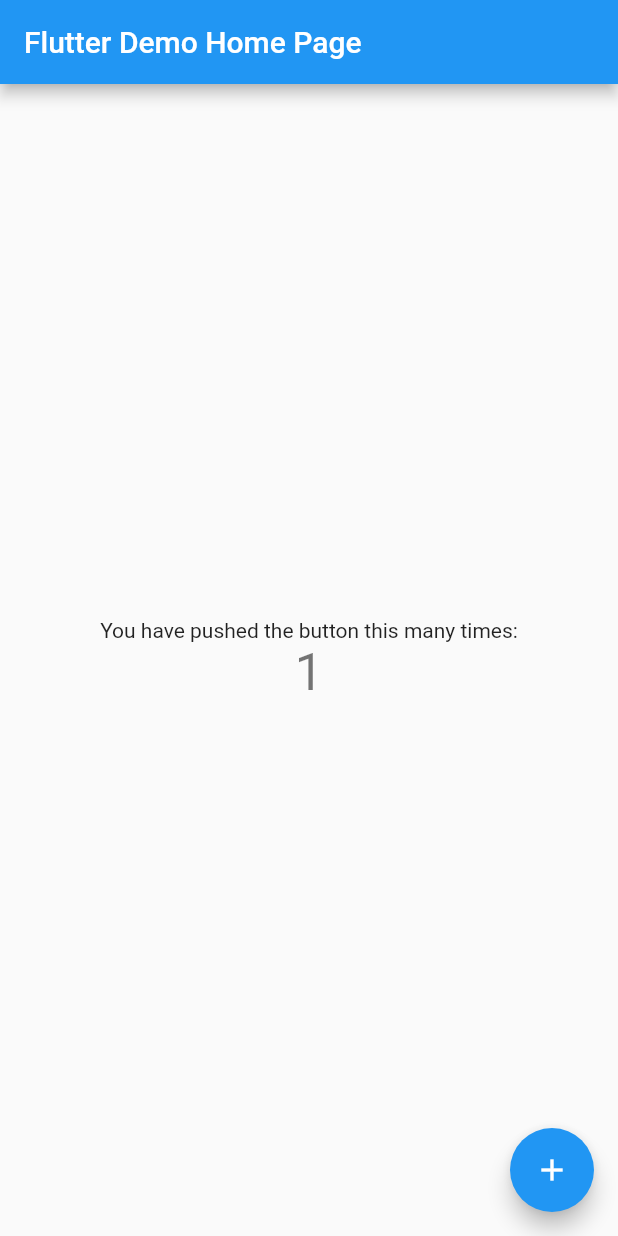
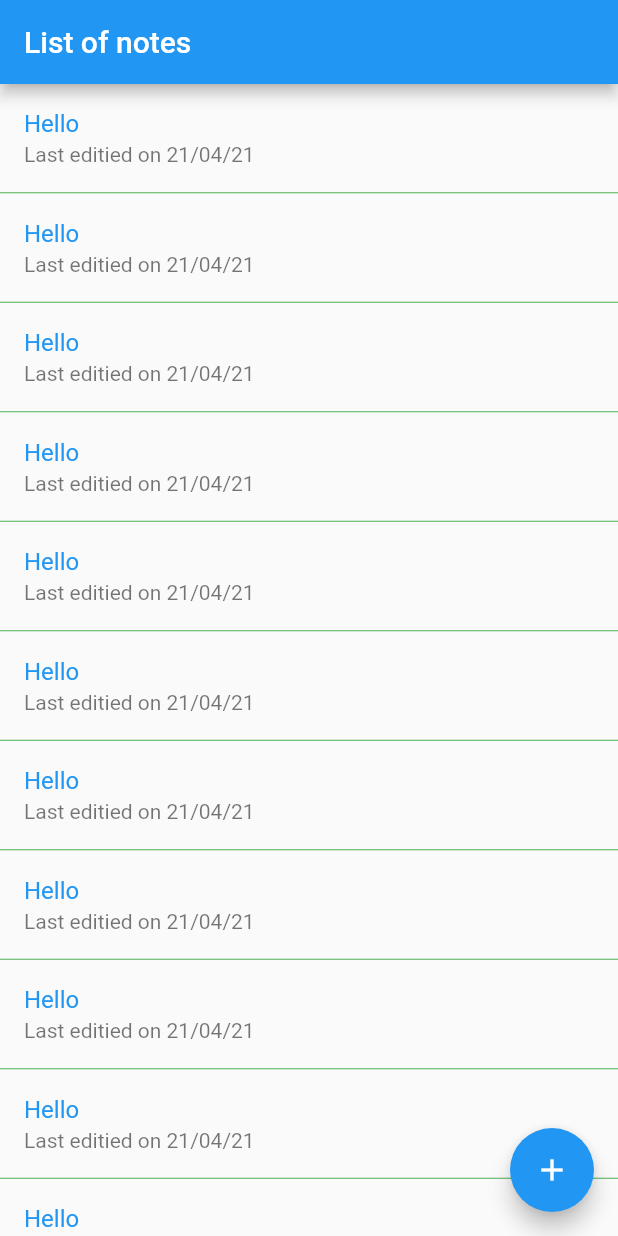
Before and after one commit to benlittlenz/flutter_api_example, a Flutter app: the screen it shows after launch, after a tap on the "add" icon, on a phone screen of 412 x 824 dp. Run offline on Flutter 3.47's test engine with Material 2 defaults, Android fonts, the phone set to English and light mode, and no system bars.

Commit message:
added note list page

```diff
--- a/lib/main.dart
+++ b/lib/main.dart
@@ -1,4 +1,6 @@
+
 import 'package:flutter/material.dart';
+import 'package:flutter_api_requests/views/note_list.dart';
 
 void main() {
   runApp(MyApp());
@@ -11,103 +13,9 @@
     return MaterialApp(
       title: 'Flutter Demo',
       theme: ThemeData(
-        // This is the theme of your application.
-        //
-        // Try running your application with "flutter run". You'll see the
-        // application has a blue toolbar. Then, without quitting the app, try
-        // changing the primarySwatch below to Colors.green and then invoke
-        // "hot reload" (press "r" in the console where you ran "flutter run",
-        // or simply save your changes to "hot reload" in a Flutter IDE).
-        // Notice that the counter didn't reset back to zero; the application
-        // is not restarted.
         primarySwatch: Colors.blue,
       ),
-      home: MyHomePage(title: 'Flutter Demo Home Page'),
+      home: NoteList(),
     );
   }
 }
-
-class MyHomePage extends StatefulWidget {
-  MyHomePage({Key key, this.title}) : super(key: key);
-
-  // This widget is the home page of your application. It is stateful, meaning
-  // that it has a State object (defined below) that contains fields that affect
-  // how it looks.
-
-  // This class is the configuration for the state. It holds the values (in this
-  // case the title) provided by the parent (in this case the App widget) and
-  // used by the build method of the State. Fields in a Widget subclass are
-  // always marked "final".
-
-  final String title;
-
-  @override
-  _MyHomePageState createState() => _MyHomePageState();
-}
-
-class _MyHomePageState extends State<MyHomePage> {
-  int _counter = 0;
-
-  void _incrementCounter() {
-    setState(() {
-      // This call to setState tells the Flutter framework that something has
-      // changed in this State, which causes it to rerun the build method below
-      // so that the display can reflect the updated values. If we changed
-      // _counter without calling setState(), then the build method would not be
-      // called again, and so nothing would appear to happen.
-      _counter++;
-    });
-  }
-
-  @override
-  Widget build(BuildContext context) {
-    // This method is rerun every time setState is called, for instance as done
-    // by the _incrementCounter method above.
-    //
-    // The Flutter framework has been optimized to make rerunning build methods
-    // fast, so that you can just rebuild anything that needs updating rather
-    // than having to individually change instances of widgets.
-    return Scaffold(
-      appBar: AppBar(
-        // Here we take the value from the MyHomePage object that was created by
-        // the App.build method, and use it to set our appbar title.
-        title: Text(widget.title),
-      ),
-      body: Center(
-        // Center is a layout widget. It takes a single child and positions it
-        // in the middle of the parent.
-        child: Column(
-          // Column is also a layout widget. It takes a list of children and
-          // arranges them vertically. By default, it sizes itself to fit its
-          // children horizontally, and tries to be as tall as its parent.
-          //
-          // Invoke "debug painting" (press "p" in the console, choose the
-          // "Toggle Debug Paint" action from the Flutter Inspector in Android
-          // Studio, or the "Toggle Debug Paint" command in Visual Studio Code)
-          // to see the wireframe for each widget.
-          //
-          // Column has various properties to control how it sizes itself and
-          // how it positions its children. Here we use mainAxisAlignment to
-          // center the children vertically; the main axis here is the vertical
-          // axis because Columns are vertical (the cross axis would be
-          // horizontal).
-          mainAxisAlignment: MainAxisAlignment.center,
-          children: <Widget>[
-            Text(
-              'You have pushed the button this many times:',
-            ),
-            Text(
-              '$_counter',
-              style: Theme.of(context).textTheme.headline4,
-            ),
-          ],
-        ),
-      ),
-      floatingActionButton: FloatingActionButton(
-        onPressed: _incrementCounter,
-        tooltip: 'Increment',
-        child: Icon(Icons.add),
-      ), // This trailing comma makes auto-formatting nicer for build methods.
-    );
-  }
-}
--- /dev/null
+++ b/lib/views/note_list.dart
@@ -0,0 +1,30 @@
+import 'package:flutter/material.dart';
+
+class NoteList extends StatelessWidget {
+  @override
+  Widget build(BuildContext context) {
+    return Scaffold(
+      appBar: AppBar(
+        title: Text("List of notes"),
+      ),
+      floatingActionButton: FloatingActionButton(
+        onPressed: () {
+          //
+        },
+        child: Icon(Icons.add),
+      ),
+      body: ListView.separated(
+        separatorBuilder: (_, __) => Divider(height: 1, color: Colors.green),
+        itemBuilder: (_, index) {
+          return ListTile(
+            title: Text('Hello', style: TextStyle(color: Theme.of(context).primaryColor)
+            ),
+            subtitle: Text("Last editied on 21/04/21"),
+          );
+
+        },
+        itemCount: 30
+      ),
+    );
+  }
+}
--- a/pubspec.yaml
+++ b/pubspec.yaml
@@ -23,6 +23,7 @@
 dependencies:
   flutter:
     sdk: flutter
+  http: ^0.13.1
 
 
   # The following adds the Cupertino Icons font to your application.
```
Also changed, not shown: pubspec.lock.
